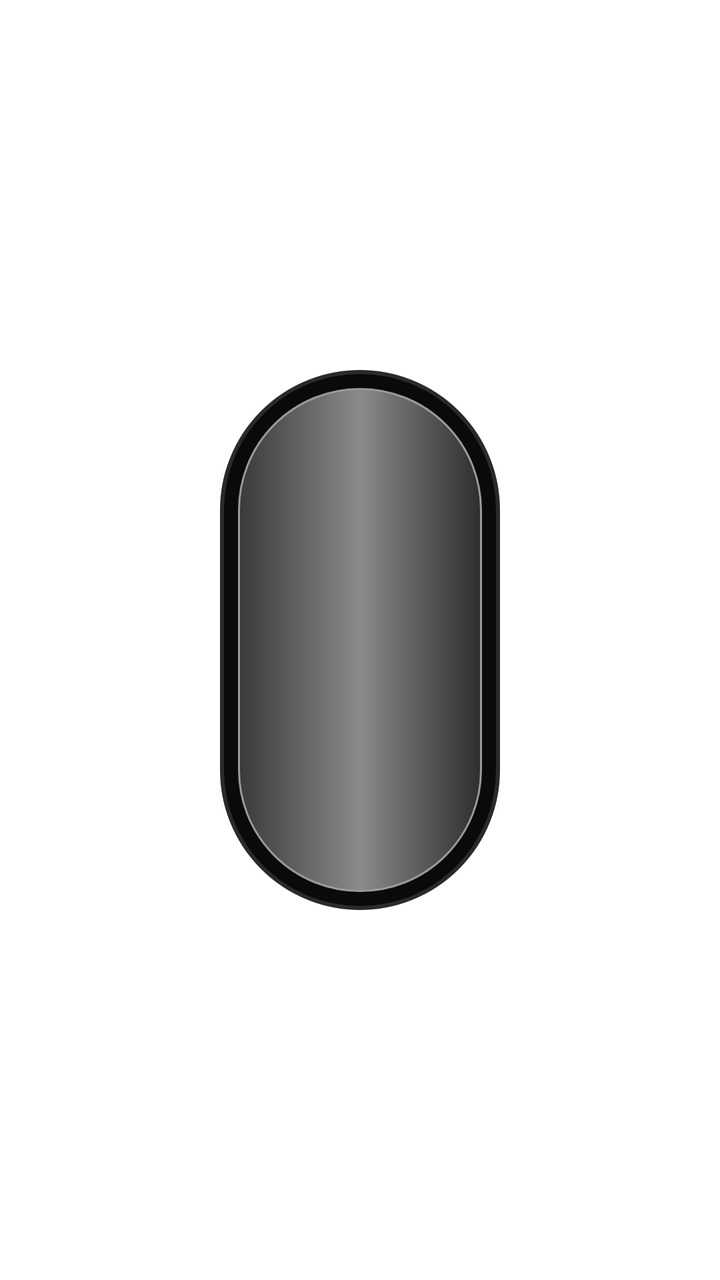
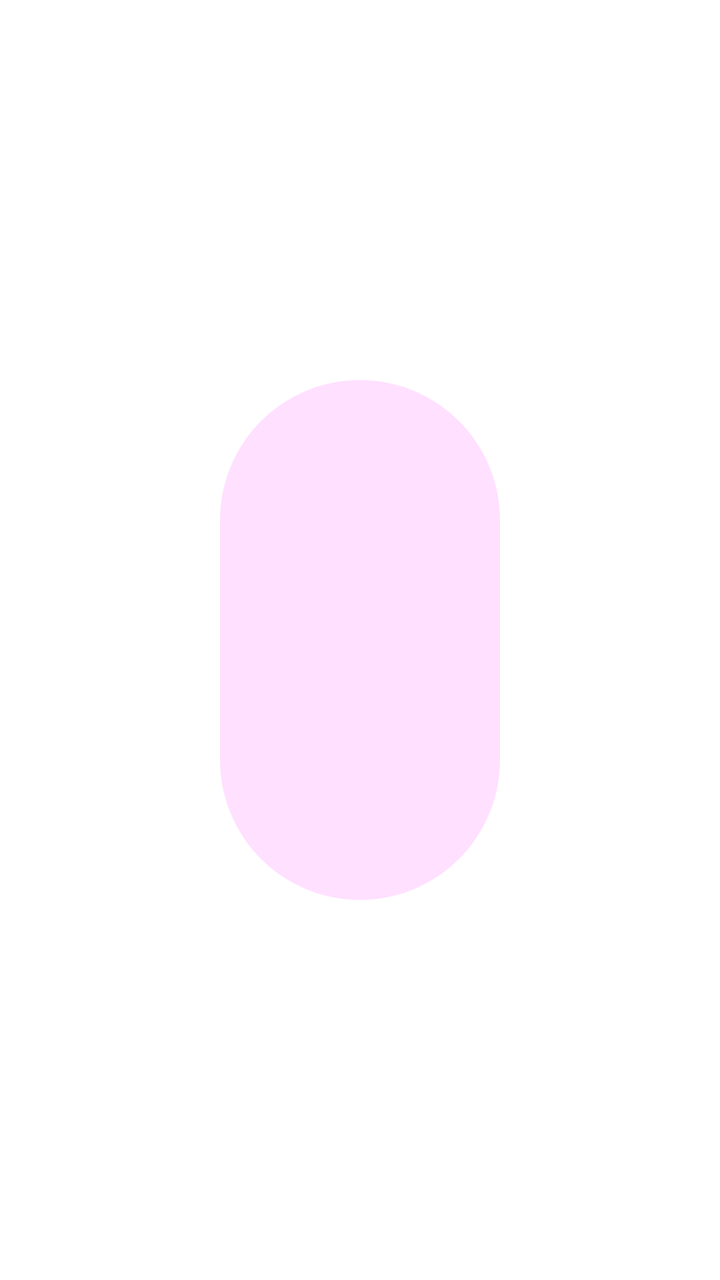

Compare the two renders of this Android layout. The source of the first and the diff that turns it into the second are given below.
<!-- AndroidManifest.xml: application theme Theme.SubSettingsBase.Expressive -->
<!-- res/layout/og_ek_item.xml -->
<?xml version="1.0" encoding="utf-8"?>
<FrameLayout xmlns:android="http://schemas.android.com/apk/res/android"
    android:layout_width="@dimen/og_ek_item"
    android:layout_height="match_parent">

    <FrameLayout
        android:id="@+id/ek_key"
        android:layout_width="140dp"
        android:layout_height="270dp"
        android:layout_gravity="center"
        android:background="@drawable/og_ek_key">

        <ImageView
            android:id="@+id/ek_icon"
            android:layout_width="56dp"
            android:layout_height="56dp"
            android:layout_gravity="center"
            android:importantForAccessibility="no" />
    </FrameLayout>
</FrameLayout>
<!-- resources referenced by this layout -->
<resources>
  <dimen name="og_ek_item">150dp</dimen>
  <!-- drawable og_ek_key (drawable) -->
  <?xml version="1.0" encoding="utf-8"?>
  <layer-list xmlns:android="http://schemas.android.com/apk/res/android">
      <item>
          <shape android:shape="rectangle">
              <corners android:radius="70dp" />
              <solid android:color="#FF0A0A0A" />
              <stroke android:width="2dp" android:color="#FF2A2A2A" />
          </shape>
      </item>
      <item android:left="9dp" android:right="9dp" android:top="9dp" android:bottom="9dp">
          <shape android:shape="rectangle">
              <corners android:radius="62dp" />
              <gradient android:type="linear" android:angle="0"
                  android:startColor="#FF3A3A3A" android:centerColor="#FF8A8A8A" android:endColor="#FF2E2E2E" />
              <stroke android:width="1dp" android:color="#FF9A9A9A" />
          </shape>
      </item>
  </layer-list>
</resources>

<!-- the commit's change to res/layout/og_ek_item.xml (unified diff, before → after) -->
@@ -6,7 +6,7 @@
     <FrameLayout
         android:id="@+id/ek_key"
         android:layout_width="140dp"
-        android:layout_height="270dp"
+        android:layout_height="260dp"
         android:layout_gravity="center"
         android:background="@drawable/og_ek_key">
 
@@ -15,6 +15,7 @@
             android:layout_width="56dp"
             android:layout_height="56dp"
             android:layout_gravity="center"
-            android:importantForAccessibility="no" />
+            android:importantForAccessibility="no"
+            android:tint="?android:attr/textColorPrimary" />
     </FrameLayout>
 </FrameLayout>
<!-- resource entries referenced after the edit -->
@@ -3,22 +3,9 @@
   <dimen name="og_ek_item">150dp</dimen>
   <!-- drawable og_ek_key (drawable) -->
   <?xml version="1.0" encoding="utf-8"?>
-  <layer-list xmlns:android="http://schemas.android.com/apk/res/android">
-      <item>
-          <shape android:shape="rectangle">
-              <corners android:radius="70dp" />
-              <solid android:color="#FF0A0A0A" />
-              <stroke android:width="2dp" android:color="#FF2A2A2A" />
-          </shape>
-      </item>
-      <item android:left="9dp" android:right="9dp" android:top="9dp" android:bottom="9dp">
-          <shape android:shape="rectangle">
-              <corners android:radius="62dp" />
-              <gradient android:type="linear" android:angle="0"
-                  android:startColor="#FF3A3A3A" android:centerColor="#FF8A8A8A" android:endColor="#FF2E2E2E" />
-              <stroke android:width="1dp" android:color="#FF9A9A9A" />
-          </shape>
-      </item>
-  </layer-list>
+  <shape xmlns:android="http://schemas.android.com/apk/res/android" android:shape="rectangle">
+      <corners android:radius="70dp" />
+      <solid android:color="@color/og_ek_track" />
+  </shape>
 </resources>
 
